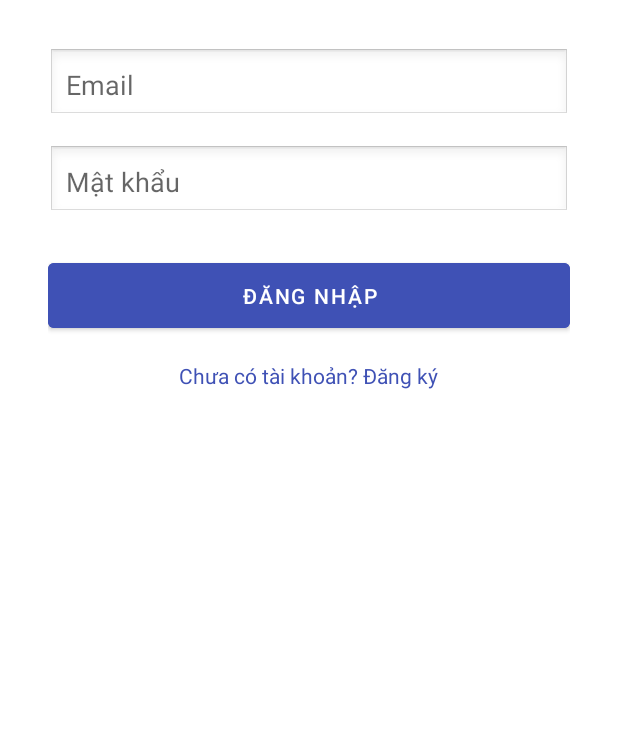
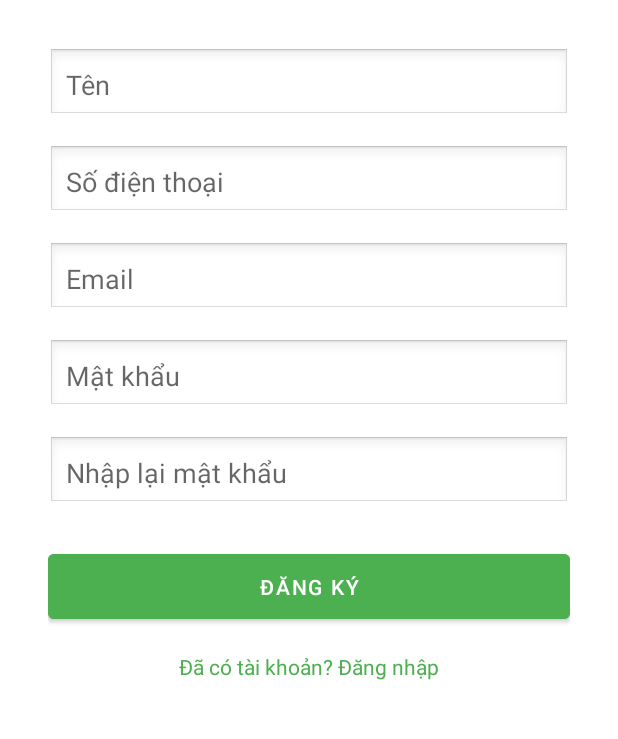
Before and after one commit to 16tien/Food-App, an Android app: the screen it shows after launch (LoginActivity before the commit, RegisterActivity after it), after a tap on "Chưa có tài khoản? Đăng ký", on a phone screen of 412 x 824 dp, the part 303-1042 px from its top. Run offline under Robolectric (Android 15) with nearby library versions, the phone set to English and light mode, and no system bars.

Commit message:
register

```diff
--- a/app/src/main/java/com/example/foodappdacs/api/ApiResponse.kt
+++ b/app/src/main/java/com/example/foodappdacs/api/ApiResponse.kt
@@ -4,5 +4,7 @@ import com.google.gson.annotations.SerializedName
 
 data class ApiResponse(
     @SerializedName("message")
-    val message : String
+    val message : String,
+    @SerializedName("success")
+    val success: Boolean,
 )
--- a/app/src/main/java/com/example/foodappdacs/api/FoodApi.kt
+++ b/app/src/main/java/com/example/foodappdacs/api/FoodApi.kt
@@ -13,6 +13,4 @@ interface FoodApi {
     @GET("food/{foodId}")
     suspend fun getFoodById(@Path("foodId")id:Int) : Food
 
-    @GET("foods-by-ids")
-    suspend fun getFoodsByIds(@Query("ids") ids: List<Int>): List<Food>
 }
--- a/app/src/main/java/com/example/foodappdacs/api/UserApi.kt
+++ b/app/src/main/java/com/example/foodappdacs/api/UserApi.kt
@@ -2,6 +2,7 @@ package com.example.foodappdacs.api
 
 import com.example.foodappdacs.model.LoginRequest
 import com.example.foodappdacs.model.LoginResponse
+import com.example.foodappdacs.model.RegisterRequest
 import retrofit2.Call
 import retrofit2.http.Body
 import retrofit2.http.POST
@@ -9,4 +10,7 @@ import retrofit2.http.POST
 interface UserApi {
     @POST("login") // đổi path theo API của bạn
     fun login(@Body request: LoginRequest): Call<LoginResponse>
+
+    @POST("register")
+    fun register(@Body request: RegisterRequest): Call<ApiResponse>
 }
--- a/app/src/main/java/com/example/foodappdacs/model/LoginResponse.kt
+++ b/app/src/main/java/com/example/foodappdacs/model/LoginResponse.kt
@@ -15,3 +15,9 @@ data class LoginResponse(
     val tokenType: String,
     val expiresIn: Int
 )
+data class RegisterRequest(
+    val name: String,
+    val phone: String,
+    val email: String,
+    val password: String
+)
--- a/app/src/main/java/com/example/foodappdacs/view/LoginActivity.kt
+++ b/app/src/main/java/com/example/foodappdacs/view/LoginActivity.kt
@@ -68,8 +68,9 @@ class LoginActivity: AppCompatActivity() {
             })
         }
         tvRegister.setOnClickListener {
-            Toast.makeText(this, "Đi đến trang đăng ký", Toast.LENGTH_SHORT).show()
-            // startActivity(Intent(this, RegisterActivity::class.java))
+            intent = Intent(this, RegisterActivity::class.java)
+            startActivity(intent)
+            finish()
         }
     }
 }
--- a/app/src/main/java/com/example/foodappdacs/view/SplashScreen.kt
+++ b/app/src/main/java/com/example/foodappdacs/view/SplashScreen.kt
@@ -19,7 +19,7 @@ class SplashScreen : AppCompatActivity() {
         super.onCreate(savedInstanceState)
         setContentView(R.layout.activity_splash_screen)
         PrefManager.init(applicationContext)
-        PrefManager.clearAll()
+//        PrefManager.clearAll()
         lifecycleScope.launch {
             delay(SPLASH_TIME)
             val isLoggedIn = PrefManager.getLoginStatus()
--- /dev/null
+++ b/app/src/main/res/layout/activity_register.xml
@@ -0,0 +1,94 @@
+<?xml version="1.0" encoding="utf-8"?>
+<androidx.constraintlayout.widget.ConstraintLayout xmlns:android="http://schemas.android.com/apk/res/android"
+    xmlns:app="http://schemas.android.com/apk/res-auto"
+    android:layout_width="match_parent"
+    android:layout_height="match_parent"
+    android:background="#FFFFFF">
+
+    <LinearLayout
+        android:layout_width="match_parent"
+        android:layout_height="wrap_content"
+        android:orientation="vertical"
+        android:padding="32dp"
+        android:layout_marginTop="50dp"
+        android:gravity="center_horizontal"
+        app:layout_constraintTop_toTopOf="parent"
+        app:layout_constraintStart_toStartOf="parent"
+        app:layout_constraintEnd_toEndOf="parent">
+
+        <ImageView
+            android:layout_width="120dp"
+            android:layout_height="120dp"
+            android:src="@mipmap/ic_launcher"
+            android:layout_marginBottom="32dp" />
+
+        <EditText
+            android:id="@+id/etName"
+            android:layout_width="match_parent"
+            android:layout_height="wrap_content"
+            android:hint="Tên"
+            android:inputType="textPersonName"
+            android:padding="12dp"
+            android:background="@android:drawable/edit_text"
+            android:layout_marginBottom="16dp" />
+
+        <EditText
+            android:id="@+id/etPhone"
+            android:layout_width="match_parent"
+            android:layout_height="wrap_content"
+            android:hint="Số điện thoại"
+            android:inputType="phone"
+            android:padding="12dp"
+            android:background="@android:drawable/edit_text"
+            android:layout_marginBottom="16dp" />
+
+        <EditText
+            android:id="@+id/etEmail"
+            android:layout_width="match_parent"
+            android:layout_height="wrap_content"
+            android:hint="Email"
+            android:inputType="textEmailAddress"
+            android:padding="12dp"
+            android:background="@android:drawable/edit_text"
+            android:layout_marginBottom="16dp" />
+
+        <EditText
+            android:id="@+id/etPassword"
+            android:layout_width="match_parent"
+            android:layout_height="wrap_content"
+            android:hint="Mật khẩu"
+            android:inputType="textPassword"
+            android:padding="12dp"
+            android:background="@android:drawable/edit_text"
+            android:layout_marginBottom="16dp" />
+
+        <EditText
+            android:id="@+id/etConfirmPassword"
+            android:layout_width="match_parent"
+            android:layout_height="wrap_content"
+            android:hint="Nhập lại mật khẩu"
+            android:inputType="textPassword"
+            android:padding="12dp"
+            android:background="@android:drawable/edit_text"
+            android:layout_marginBottom="24dp" />
+
+        <!-- Button đăng ký -->
+        <Button
+            android:id="@+id/btnRegister"
+            android:layout_width="match_parent"
+            android:layout_height="wrap_content"
+            android:text="Đăng ký"
+            android:backgroundTint="#4CAF50"
+            android:textColor="#FFFFFF"
+            android:padding="12dp" />
+
+        <!-- Quay về đăng nhập -->
+        <TextView
+            android:id="@+id/tvLogin"
+            android:layout_width="wrap_content"
+            android:layout_height="wrap_content"
+            android:text="Đã có tài khoản? Đăng nhập"
+            android:textColor="#4CAF50"
+            android:layout_marginTop="16dp" />
+    </LinearLayout>
+</androidx.constraintlayout.widget.ConstraintLayout>
--- a/app/src/main/res/values/strings.xml
+++ b/app/src/main/res/values/strings.xml
@@ -2,4 +2,5 @@
     <string name="app_name">FoodAppDACS</string>
     <!-- TODO: Remove or change this placeholder text -->
     <string name="hello_blank_fragment">Hello blank fragment</string>
+    <string name="title_activity_re">Re</string>
 </resources>
```
Also changed, not shown: app/build.gradle (+24 -0 lines), app/src/main/AndroidManifest.xml (+7 -2 lines), app/src/main/java/com/example/foodappdacs/api/CartApi.kt (+0 -14 lines), app/src/main/java/com/example/foodappdacs/api/OrderApi.kt (+1 -6 lines), app/src/main/java/com/example/foodappdacs/model/OrderDetail.kt (deleted, +0 -9 lines), app/src/main/java/com/example/foodappdacs/view/RegisterActivity.kt (added, +84 -0 lines).
